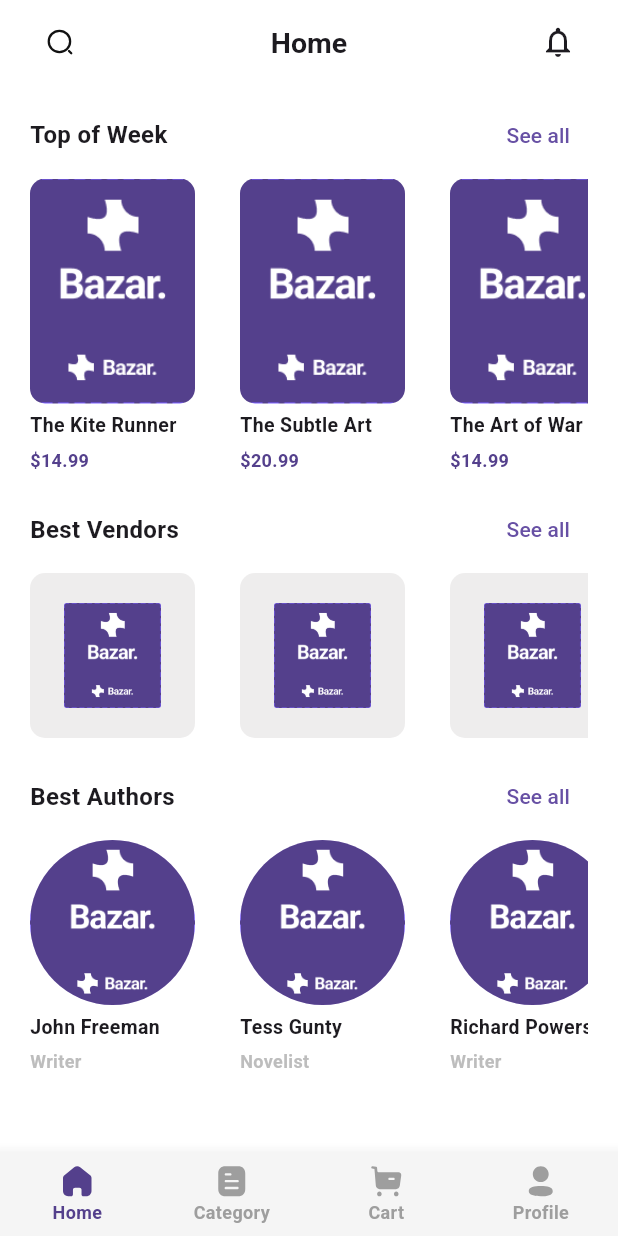
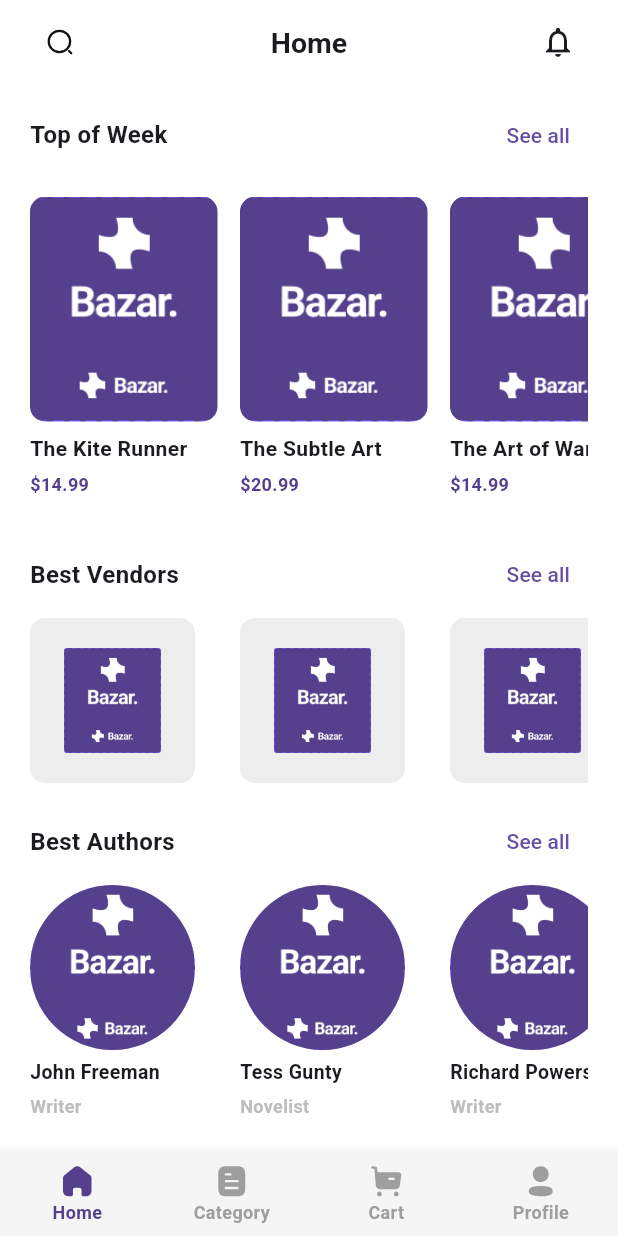
Before and after one commit to HadeerAbdelnasser204/Bazar_app, a Flutter app: the screen it shows after launch, on a phone screen of 412 x 824 dp. Run offline on Flutter 3.47's test engine with Material 3 defaults, Android fonts, the phone set to English and light mode, and no system bars; our stand-ins replace flutter_svg.

Commit message:
book feature

```diff
--- /dev/null
+++ b/bazzar_app/lib/features/Books/presentation/widgets/book_widget.dart
@@ -0,0 +1,65 @@
+import 'package:bazzar_app/features/Books/data/models/book_model.dart';
+import 'package:bazzar_app/features/Books/presentation/screens/book_details_screen.dart';
+import 'package:flutter/material.dart';
+
+class BookWidget extends StatelessWidget {
+  const BookWidget({super.key, required this.book});
+
+  final BookModel book;
+
+  @override
+  Widget build(BuildContext context) {
+    return SizedBox(
+      width: 140,
+
+      child: Padding(
+        padding: const EdgeInsets.symmetric(vertical: 12.0),
+
+        child: InkWell(
+          onTap: () {
+            Navigator.of(context).push(
+              MaterialPageRoute(
+                builder: (context) => BookDetailsScreen(book: book),
+              ),
+            );
+          },
+
+          child: Column(
+            mainAxisSize: MainAxisSize.min,
+            crossAxisAlignment: CrossAxisAlignment.start,
+            children: [
+              ClipRRect(
+                borderRadius: BorderRadius.circular(10),
+                child: Image(
+                  width: 125,
+                  height: 150,
+                  fit: BoxFit.cover,
+                  image: AssetImage(book.image),
+                ),
+              ),
+              const SizedBox(height: 8),
+              Text(
+                book.title,
+                style: const TextStyle(
+                  fontSize: 14,
+                  fontWeight: FontWeight.bold,
+                ),
+                maxLines: 2,
+                overflow: TextOverflow.ellipsis,
+              ),
+              const SizedBox(height: 5),
+              Text(
+                '\$${book.price.toStringAsFixed(2)}',
+                style: const TextStyle(
+                  fontSize: 12,
+                  color: Color(0xFF54408C),
+                  fontWeight: FontWeight.bold,
+                ),
+              ),
+            ],
+          ),
+        ),
+      ),
+    );
+  }
+}
--- a/bazzar_app/lib/features/home/presentation/screens/home_screen.dart
+++ b/bazzar_app/lib/features/home/presentation/screens/home_screen.dart
@@ -1,5 +1,6 @@
 import 'package:bazzar_app/features/Authors/data/models/author_model.dart';
 import 'package:bazzar_app/features/Books/data/models/book_model.dart';
+import 'package:bazzar_app/features/Books/presentation/widgets/book_widget.dart';
 import 'package:bazzar_app/features/Vendors/data/models/vendor_model.dart';
 import 'package:bazzar_app/features/home/presentation/widgets/bottom_navigation_Bar_widget.dart';
 import 'package:bazzar_app/features/home/presentation/widgets/home_section_widget.dart';
@@ -45,17 +46,13 @@ class HomeScreen extends StatelessWidget {
               TypeBannerWidget(title: "Top of Week"),
               SizedBox(height: 5),
               SizedBox(
-                height: 200,
+                height: 230,
                 child: ListView.builder(
                   physics: BouncingScrollPhysics(),
                   scrollDirection: Axis.horizontal,
                   itemCount: dummyBooks.length,
                   itemBuilder: (context, index) {
-                    return HomeSectionWidget(
-                      image: dummyBooks[index].image,
-                      description: dummyBooks[index].title,
-                      value: dummyBooks[index].price,
-                    );
+                    return BookWidget(book: dummyBooks[index]);
                   },
                 ),
               ),
```
Also changed, not shown: bazzar_app/lib/features/Books/presentation/screens/book_details_screen.dart (+223 -0 lines), bazzar_app/lib/features/Books/presentation/widgets/book_actions_widget.dart (deleted), bazzar_app/lib/features/Books/presentation/widgets/book_info_widget.dart (deleted).
